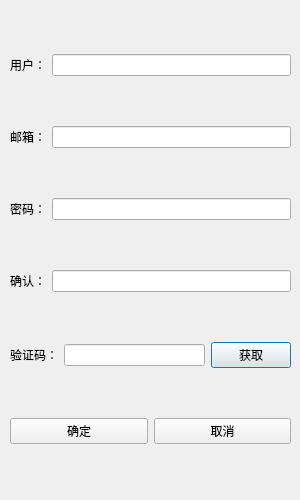
Above: client/chat/registerdialog.ui from Lazybones3/chat-project before the change. Below: the same form after it.
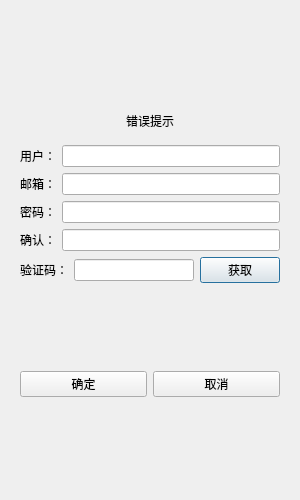
That is the form after the change.

Diff of the .ui file:
```diff
--- a/client/chat/registerdialog.ui
+++ b/client/chat/registerdialog.ui
@@ -25,17 +25,43 @@
   <property name="windowTitle">
    <string>Dialog</string>
   </property>
-  <widget class="QWidget" name="verticalLayoutWidget">
-   <property name="geometry">
-    <rect>
-     <x>10</x>
-     <y>10</y>
-     <width>281</width>
-     <height>481</height>
-    </rect>
-   </property>
+  <layout class="QVBoxLayout" name="verticalLayout_2">
+   <item>
    <layout class="QVBoxLayout" name="verticalLayout">
     <item>
+      <widget class="QStackedWidget" name="stackedWidget">
+       <widget class="QWidget" name="page_3">
+        <layout class="QVBoxLayout" name="verticalLayout_3">
+         <item>
+          <spacer name="verticalSpacer">
+           <property name="orientation">
+            <enum>Qt::Vertical</enum>
+           </property>
+           <property name="sizeHint" stdset="0">
+            <size>
+             <width>20</width>
+             <height>40</height>
+            </size>
+           </property>
+          </spacer>
+         </item>
+         <item>
+          <widget class="QWidget" name="widget" native="true">
+           <layout class="QVBoxLayout" name="verticalLayout_4">
+            <item>
+             <widget class="QLabel" name="err_tip">
+              <property name="text">
+               <string>错误提示</string>
+              </property>
+              <property name="alignment">
+               <set>Qt::AlignCenter</set>
+              </property>
+             </widget>
+            </item>
+           </layout>
+          </widget>
+         </item>
+         <item>
      <layout class="QHBoxLayout" name="horizontalLayout">
       <item>
        <widget class="QLabel" name="label">
@@ -112,6 +138,19 @@
       </item>
      </layout>
     </item>
+         <item>
+          <spacer name="verticalSpacer_2">
+           <property name="orientation">
+            <enum>Qt::Vertical</enum>
+           </property>
+           <property name="sizeHint" stdset="0">
+            <size>
+             <width>20</width>
+             <height>40</height>
+            </size>
+           </property>
+          </spacer>
+         </item>
     <item>
      <layout class="QHBoxLayout" name="horizontalLayout_6">
       <item>
@@ -130,8 +169,27 @@
       </item>
      </layout>
     </item>
-   </layout>
-  </widget>
+         <item>
+          <spacer name="verticalSpacer_3">
+           <property name="orientation">
+            <enum>Qt::Vertical</enum>
+           </property>
+           <property name="sizeHint" stdset="0">
+            <size>
+             <width>20</width>
+             <height>40</height>
+            </size>
+           </property>
+          </spacer>
+         </item>
+        </layout>
+       </widget>
+       <widget class="QWidget" name="page_4"/>
+      </widget>
+     </item>
+    </layout>
+   </item>
+  </layout>
  </widget>
  <resources/>
  <connections/>
```
Left out of the diff: 8 changed lines with no effect on the pictures. Lines whose indentation alone changed are shown as unchanged.
